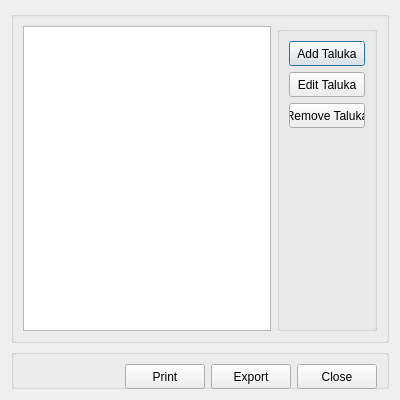
Old version of the form QuickManager/talukamanager.ui in the repository Vijay13/QuickManager.
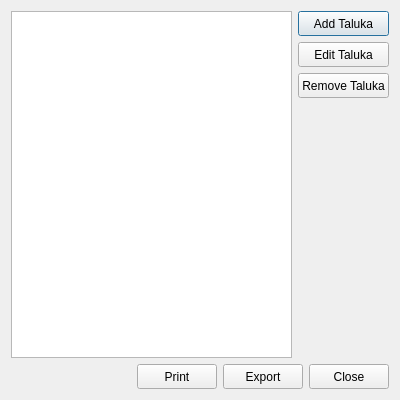
New version of the form.

Commit message: Fixed bug in design of TalukaManager and SchoolDialog

Diff of the .ui file:
```diff
--- a/QuickManager/talukamanager.ui
+++ b/QuickManager/talukamanager.ui
@@ -13,12 +13,8 @@
   <property name="windowTitle">
    <string>Dialog</string>
   </property>
-  <layout class="QVBoxLayout" name="verticalLayout">
+  <layout class="QVBoxLayout" name="verticalLayout_2">
    <item>
-    <widget class="QGroupBox" name="groupBoxMain">
-     <property name="title">
-      <string/>
-     </property>
      <layout class="QHBoxLayout" name="horizontalLayout">
       <item>
        <widget class="QTableView" name="tableViewTalukas">
@@ -31,23 +27,7 @@
        </widget>
       </item>
       <item>
-       <widget class="QGroupBox" name="groupBoxManager">
-        <property name="minimumSize">
-         <size>
-          <width>100</width>
-          <height>0</height>
-         </size>
-        </property>
-        <property name="maximumSize">
-         <size>
-          <width>100</width>
-          <height>16777215</height>
-         </size>
-        </property>
-        <property name="title">
-         <string/>
-        </property>
-        <layout class="QVBoxLayout" name="verticalLayout_2">
+      <layout class="QVBoxLayout" name="verticalLayout">
          <item>
           <widget class="QPushButton" name="pushButtonAddTaluka">
            <property name="minimumSize">
@@ -101,28 +81,10 @@
           </spacer>
          </item>
         </layout>
-       </widget>
-      </item>
-     </layout>
-    </widget>
+     </item>
+    </layout>
    </item>
    <item>
-    <widget class="QGroupBox" name="groupBoxControl">
-     <property name="minimumSize">
-      <size>
-       <width>0</width>
-       <height>40</height>
-      </size>
-     </property>
-     <property name="maximumSize">
-      <size>
-       <width>16777215</width>
-       <height>40</height>
-      </size>
-     </property>
-     <property name="title">
-      <string/>
-     </property>
      <layout class="QHBoxLayout" name="horizontalLayout_2">
       <item>
        <spacer name="horizontalSpacer">
@@ -177,7 +139,6 @@
        </widget>
       </item>
      </layout>
-    </widget>
    </item>
   </layout>
  </widget>
```
Lines whose indentation alone changed are shown as unchanged. The commit also changes 1 other file.
